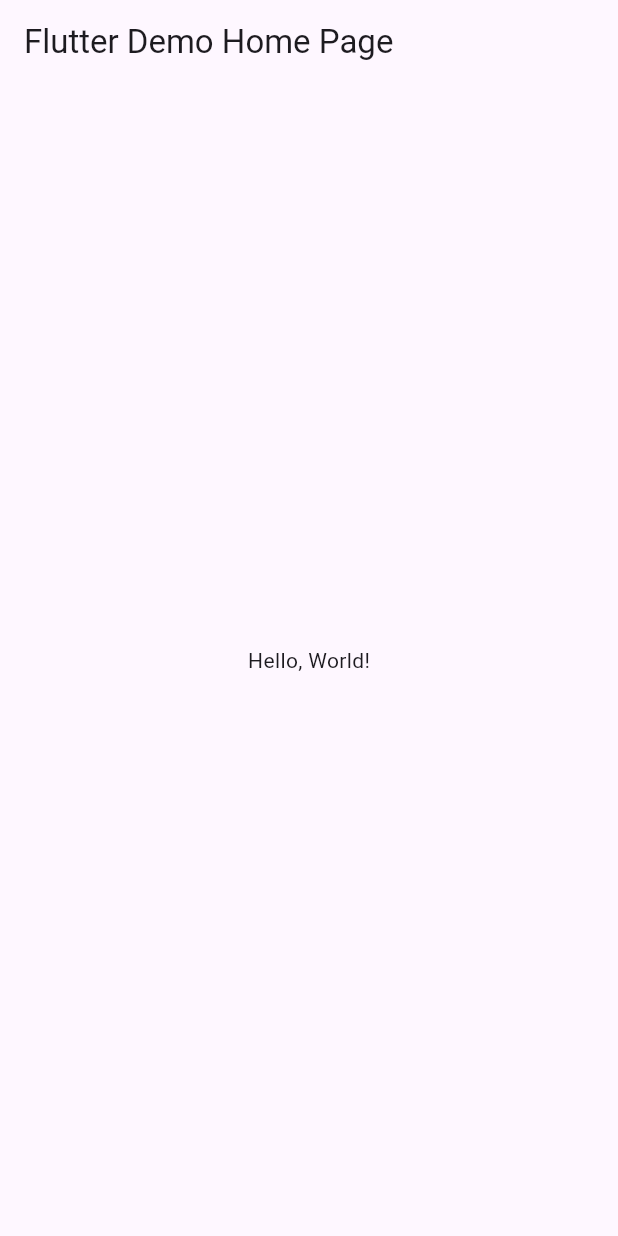
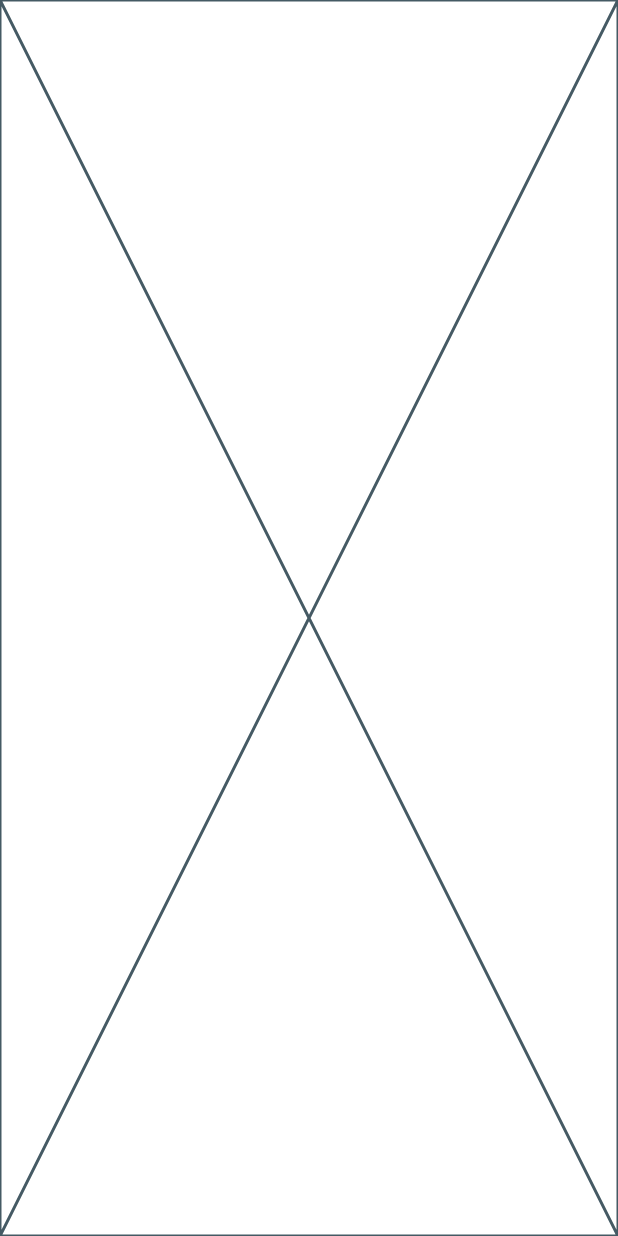
Before and after one commit to fidelmak/fly_max, a Flutter app: the screen it shows after launch, on a phone screen of 412 x 824 dp. Run offline on Flutter 3.47's test engine with Material 3 defaults, Android fonts, the phone set to English and light mode, and no system bars.

Commit message:
new addition

```diff
--- /dev/null
+++ b/lib/App/views/home_screen.dart
@@ -0,0 +1,10 @@
+import 'package:flutter/material.dart';
+
+class HomeScreen extends StatelessWidget {
+  const HomeScreen({Key? key}) : super(key: key);
+
+  @override
+  Widget build(BuildContext context) {
+    return const Placeholder();
+  }
+}
--- a/lib/main.dart
+++ b/lib/main.dart
@@ -1,6 +1,11 @@
 import 'package:flutter/material.dart';
+import 'App/views/home_screen.dart';
 
-void main() => runApp(MyApp());
+void main() {
+  runApp(
+    MyApp(),
+  );
+}
 
 class MyApp extends StatelessWidget {
   const MyApp({super.key});
@@ -17,27 +22,7 @@ class MyApp extends StatelessWidget {
         primarySwatch: Colors.blue,
       ),
       // A widget which will be started on application startup
-      home: MyHomePage(title: 'Flutter Demo Home Page'),
+      home: HomeScreen(),
     );
   }
 }
-
-class MyHomePage extends StatelessWidget {
-  final String title;
-  const MyHomePage({super.key, required this.title});
-
-  @override
-  Widget build(BuildContext context) {
-    return Scaffold(
-      appBar: AppBar(
-        // The title text which will be shown on the action bar
-        title: Text(title),
-      ),
-      body: Center(
-        child: Text(
-          'Hello, World!',
-        ),
-      ),
-    );
-  }
-}
```
Also changed, not shown: pubspec.yaml (+10 -1 lines), 1 other file.
